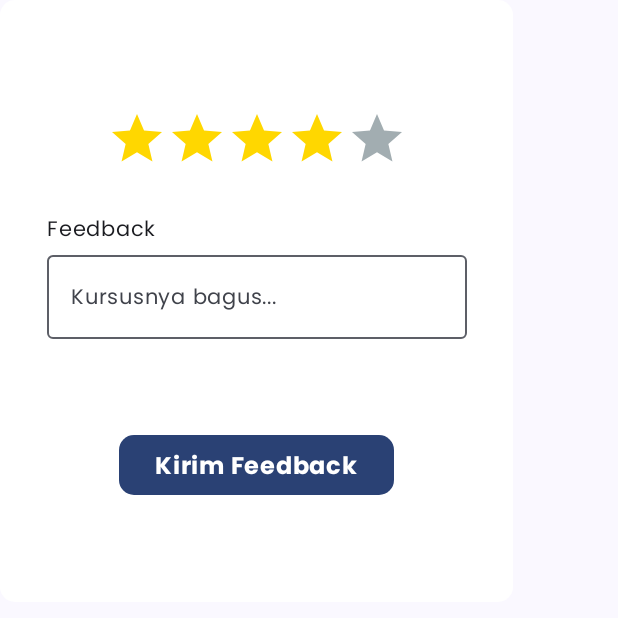
After one commit to fitriadyaa/knowze-app, an Android app built with Jetpack Compose: the composable DialogFeedback shown on its own in the app's theme, on a phone screen of 412 x 824 dp, the top half of it. The commit adds this screen. Run offline under Robolectric (Android 15) with nearby library versions, the phone set to English and light mode, and no system bars.

Commit message:
[Feedback Dialog] Slicing UI

```diff
--- /dev/null
+++ b/app/src/main/java/com/knowzeteam/knowze/ui/component/DialogFeedback.kt
@@ -0,0 +1,162 @@
+package com.knowzeteam.knowze.ui.component
+
+import android.view.MotionEvent
+import androidx.compose.animation.core.Spring
+import androidx.compose.animation.core.animateDpAsState
+import androidx.compose.animation.core.spring
+import androidx.compose.foundation.background
+import androidx.compose.foundation.layout.Arrangement
+import androidx.compose.foundation.layout.Box
+import androidx.compose.foundation.layout.Column
+import androidx.compose.foundation.layout.Row
+import androidx.compose.foundation.layout.Spacer
+import androidx.compose.foundation.layout.fillMaxSize
+import androidx.compose.foundation.layout.height
+import androidx.compose.foundation.layout.padding
+import androidx.compose.foundation.layout.size
+import androidx.compose.foundation.layout.width
+import androidx.compose.foundation.shape.RoundedCornerShape
+import androidx.compose.material3.Button
+import androidx.compose.material3.ExperimentalMaterial3Api
+import androidx.compose.material3.Icon
+import androidx.compose.material3.MaterialTheme
+import androidx.compose.material3.OutlinedTextField
+import androidx.compose.material3.Text
+import androidx.compose.runtime.Composable
+import androidx.compose.runtime.getValue
+import androidx.compose.runtime.mutableStateOf
+import androidx.compose.runtime.remember
+import androidx.compose.runtime.setValue
+import androidx.compose.ui.Alignment
+import androidx.compose.ui.ExperimentalComposeUiApi
+import androidx.compose.ui.Modifier
+import androidx.compose.ui.graphics.Color
+import androidx.compose.ui.input.pointer.pointerInteropFilter
+import androidx.compose.ui.res.painterResource
+import androidx.compose.ui.res.stringResource
+import androidx.compose.ui.text.font.FontWeight
+import androidx.compose.ui.text.input.TextFieldValue
+import androidx.compose.ui.tooling.preview.Preview
+import androidx.compose.ui.unit.dp
+import androidx.compose.ui.unit.sp
+import com.knowzeteam.knowze.R
+import com.knowzeteam.knowze.ui.theme.KnowzeTheme
+
+@OptIn(ExperimentalComposeUiApi::class, ExperimentalMaterial3Api::class)
+@Composable
+fun DialogFeedback() {
+    var text by remember { mutableStateOf(TextFieldValue("")) }
+
+    Box(
+        contentAlignment = Alignment.Center,
+        modifier = Modifier
+            .size(342.dp, 401.dp)
+            .fillMaxSize()
+            .background(
+                color = Color.White,
+                shape = RoundedCornerShape(10.dp)
+            )
+    ) {
+        Column(
+            horizontalAlignment = Alignment.CenterHorizontally,
+            verticalArrangement = Arrangement.Center,
+            modifier = Modifier
+                .padding(horizontal = 24.dp)
+        ) {
+            RatingBar(rating = 4)
+
+            Spacer(modifier = Modifier.height(25.dp))
+
+            Column {
+                Text(
+                    text = stringResource(id = R.string.feedback_form),
+                    style = MaterialTheme.typography.titleMedium.copy(
+                        fontSize = 14.sp,
+                        fontWeight = FontWeight.Light
+                    )
+                )
+
+                OutlinedTextField(
+                    value = text,
+                    label = { Text(text = "Kursusnya bagus...") },
+                    onValueChange = {
+                        text = it
+                    }
+                )
+            }
+
+            Spacer(modifier = Modifier.height(60.dp))
+
+            Button(
+                onClick = { /* Buat Kirim Review */ },
+                shape = RoundedCornerShape(10.dp)
+            ) {
+                Text(
+                    text = stringResource(id = R.string.feedback_button),
+                    style = MaterialTheme.typography.titleLarge.copy(
+                        fontSize = 16.sp,
+                        fontWeight = FontWeight.Bold
+                    )
+                )
+            }
+        }
+    }
+}
+
+@ExperimentalComposeUiApi
+@Composable
+fun RatingBar(
+    modifier: Modifier = Modifier,
+    rating: Int
+) {
+    var ratingState by remember {
+        mutableStateOf(rating)
+    }
+
+    var selected by remember {
+        mutableStateOf(false)
+    }
+    val size by animateDpAsState(
+        targetValue = if (selected) 50.dp else 40.dp,
+        spring(Spring.DampingRatioMediumBouncy)
+    )
+
+    Row(
+        modifier = Modifier
+            .size(290.dp, 50.dp),
+        verticalAlignment = Alignment.CenterVertically,
+        horizontalArrangement = Arrangement.Center
+    ) {
+        for (i in 1..5) {
+            Icon(
+                painter = painterResource(id = R.drawable.ic_star),
+                contentDescription = "star",
+                modifier = modifier
+                    .width(size)
+                    .height(size)
+                    .pointerInteropFilter {
+                        when (it.action) {
+                            MotionEvent.ACTION_DOWN -> {
+                                selected = true
+                                ratingState = i
+                            }
+
+                            MotionEvent.ACTION_UP -> {
+                                selected = false
+                            }
+                        }
+                        true
+                    },
+                tint = if (i <= ratingState) Color(0xFFFFD700) else Color(0xFFA2ADB1)
+            )
+        }
+    }
+}
+
+@Preview(showBackground = true)
+@Composable
+fun FeedbackPreview() {
+    KnowzeTheme {
+        DialogFeedback()
+    }
+}
--- a/app/src/main/res/values/strings.xml
+++ b/app/src/main/res/values/strings.xml
@@ -33,4 +33,5 @@
     <string name="course_done">Kursus Selesai</string>
     <string name="congratulation_course">Selamat anda telah menyelesaikan kursus ini, yuk belajar hal menarik lainnya!</string>
     <string name="feedback_button">Kirim Feedback</string>
+    <string name="feedback_form">Feedback</string>
 </resources>
```
